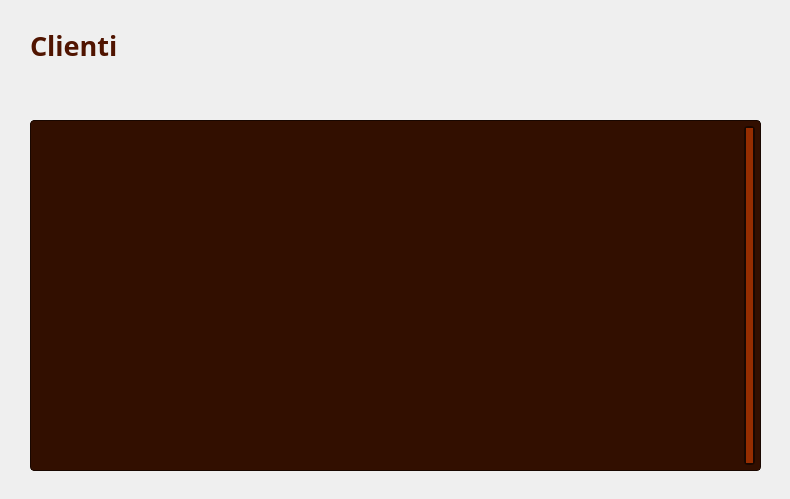
This is Viste/VistaVisualizzaClientiAmministratore.ui in GiacomoPrincipi/CineMax as Qt 5 draws it before an edit. The edited form follows.
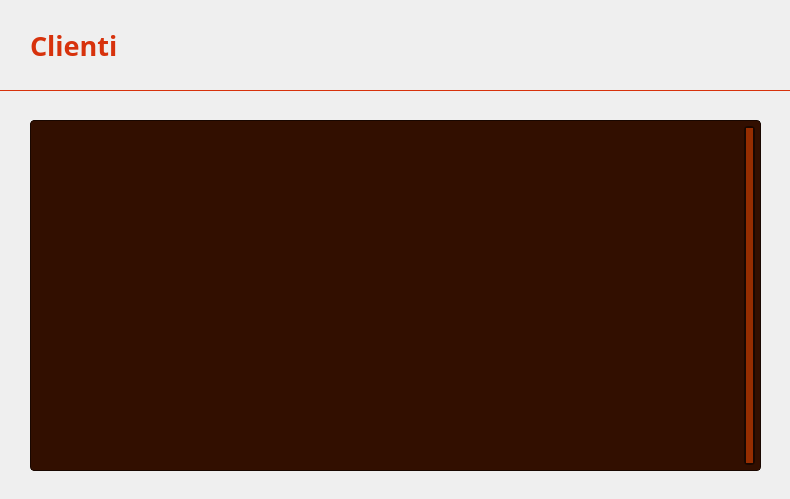
This is the edited form. Icons and pictures are not drawn. Custom widgets are drawn as their Qt base class.

```diff
--- a/Viste/VistaVisualizzaClientiAmministratore.ui
+++ b/Viste/VistaVisualizzaClientiAmministratore.ui
@@ -59,7 +59,7 @@
    </property>
    <property name="styleSheet">
     <string notr="true">QLabel {
-    color: #501400;
+    color: #D7320C;
 }</string>
    </property>
    <property name="text">
@@ -102,9 +102,13 @@
     background: qlineargradient(
         x1: 0, y1: 1,
         x2: 0, y2: 0,
-        stop: 0 #962D00,
-        stop: 1 #B43700
+        stop: 0 #961E00,
+        stop: 1 #B42100
     );
+    border: 1px solid #D7320C;
+    border-top: none;
+    border-left: none;
+    border-right: none;
 }</string>
    </property>
    <property name="text">
```
Left out of the diff: 6 changed lines with no effect on the pictures.
